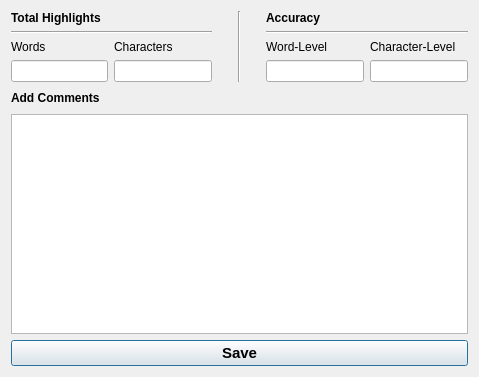
The window that FrameWorkCode/commentsview.ui (venkatapathy/OpenOCRCorrect-dev) describes before a commit, drawn with Qt 5.
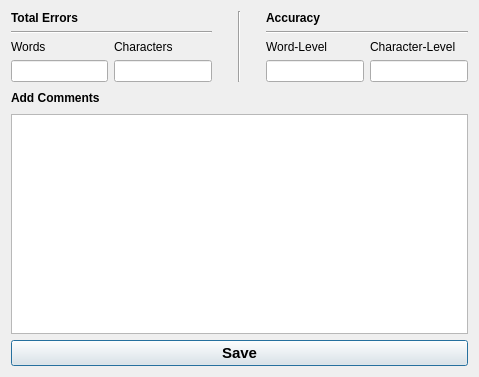
The same window after the commit.

Commit message: modified accuracy calculation

Patch:
```diff
--- a/FrameWorkCode/commentsview.ui
+++ b/FrameWorkCode/commentsview.ui
@@ -21,7 +21,7 @@
        <item>
         <widget class="QLabel" name="label">
          <property name="text">
-          <string>&lt;b&gt;Total Highlights&lt;/b&gt;</string>
+          <string>&lt;html&gt;&lt;head/&gt;&lt;body&gt;&lt;p&gt;&lt;span style=&quot; font-weight:600;&quot;&gt;Total Errors&lt;/span&gt;&lt;/p&gt;&lt;/body&gt;&lt;/html&gt;</string>
          </property>
         </widget>
        </item>
```
The commit also changes 2 other files.
